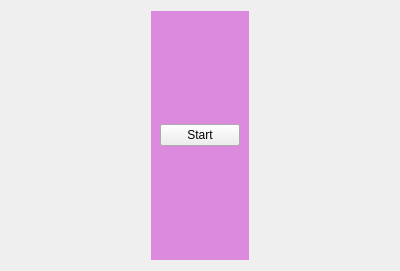
The window that resources/welcome_view.ui (mwegrzyn2311/TrafficSim) describes before a commit, drawn with Qt 5.
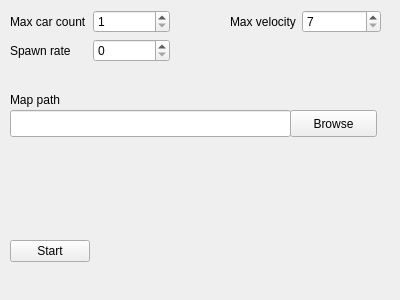
The same window after the commit.

Patch:
```diff
--- a/resources/welcome_view.ui
+++ b/resources/welcome_view.ui
@@ -7,7 +7,7 @@
     <x>0</x>
     <y>0</y>
     <width>400</width>
-    <height>271</height>
+    <height>300</height>
    </rect>
   </property>
   <property name="sizePolicy">
@@ -19,24 +19,47 @@
   <property name="windowTitle">
    <string>Form</string>
   </property>
-  <layout class="QGridLayout" name="gridLayout">
-   <item row="0" column="0">
     <widget class="QWidget" name="verticalWidget" native="true">
+   <property name="geometry">
+    <rect>
+     <x>10</x>
+     <y>216</y>
+     <width>381</width>
+     <height>71</height>
+    </rect>
+   </property>
      <property name="sizePolicy">
-      <sizepolicy hsizetype="Maximum" vsizetype="Maximum">
+    <sizepolicy hsizetype="Expanding" vsizetype="Expanding">
        <horstretch>0</horstretch>
        <verstretch>0</verstretch>
       </sizepolicy>
      </property>
+   <property name="layoutDirection">
+    <enum>Qt::RightToLeft</enum>
+   </property>
      <property name="styleSheet">
-      <string notr="true">#verticalWidget{
-background-color:rgb(220, 138, 221)
-}</string>
+    <string notr="true"/>
      </property>
      <layout class="QGridLayout" name="gridLayout_2">
       <property name="sizeConstraint">
        <enum>QLayout::SetMaximumSize</enum>
       </property>
+    <item row="6" column="0">
+     <spacer name="verticalSpacer_2">
+      <property name="orientation">
+       <enum>Qt::Vertical</enum>
+      </property>
+      <property name="sizeType">
+       <enum>QSizePolicy::Preferred</enum>
+      </property>
+      <property name="sizeHint" stdset="0">
+       <size>
+        <width>20</width>
+        <height>40</height>
+       </size>
+      </property>
+     </spacer>
+    </item>
       <item row="0" column="0">
        <spacer name="verticalSpacer">
         <property name="orientation">
@@ -53,7 +76,7 @@
         </property>
        </spacer>
       </item>
-      <item row="1" column="0">
+    <item row="4" column="0">
        <widget class="QPushButton" name="start">
         <property name="sizePolicy">
          <sizepolicy hsizetype="Maximum" vsizetype="Maximum">
@@ -67,31 +90,123 @@
           <height>0</height>
          </size>
         </property>
+      <property name="layoutDirection">
+       <enum>Qt::RightToLeft</enum>
+      </property>
         <property name="text">
          <string>Start</string>
         </property>
        </widget>
       </item>
-      <item row="2" column="0">
-       <spacer name="verticalSpacer_2">
-        <property name="orientation">
-         <enum>Qt::Vertical</enum>
-        </property>
-        <property name="sizeType">
-         <enum>QSizePolicy::Preferred</enum>
-        </property>
-        <property name="sizeHint" stdset="0">
-         <size>
-          <width>20</width>
-          <height>40</height>
-         </size>
-        </property>
-       </spacer>
-      </item>
-     </layout>
-    </widget>
-   </item>
-  </layout>
+   </layout>
+  </widget>
+  <widget class="QWidget" name="formLayoutWidget">
+   <property name="geometry">
+    <rect>
+     <x>10</x>
+     <y>10</y>
+     <width>160</width>
+     <height>71</height>
+    </rect>
+   </property>
+   <layout class="QFormLayout" name="formLayout">
+    <item row="0" column="0">
+     <widget class="QLabel" name="label">
+      <property name="text">
+       <string>Max car count</string>
+      </property>
+     </widget>
+    </item>
+    <item row="0" column="1">
+     <widget class="QSpinBox" name="max_car_count">
+      <property name="minimum">
+       <number>1</number>
+      </property>
+      <property name="maximum">
+       <number>300</number>
+      </property>
+      <property name="stepType">
+       <enum>QAbstractSpinBox::DefaultStepType</enum>
+      </property>
+     </widget>
+    </item>
+    <item row="1" column="0">
+     <widget class="QLabel" name="label_2">
+      <property name="text">
+       <string>Spawn rate</string>
+      </property>
+     </widget>
+    </item>
+    <item row="1" column="1">
+     <widget class="QSpinBox" name="spawn_rate"/>
+    </item>
+   </layout>
+  </widget>
+  <widget class="QWidget" name="formLayoutWidget_2">
+   <property name="geometry">
+    <rect>
+     <x>230</x>
+     <y>10</y>
+     <width>151</width>
+     <height>71</height>
+    </rect>
+   </property>
+   <layout class="QFormLayout" name="formLayout_2">
+    <item row="0" column="0">
+     <widget class="QLabel" name="label_3">
+      <property name="text">
+       <string>Max velocity</string>
+      </property>
+     </widget>
+    </item>
+    <item row="0" column="1">
+     <widget class="QSpinBox" name="max_velocity">
+      <property name="minimum">
+       <number>7</number>
+      </property>
+      <property name="maximum">
+       <number>15</number>
+      </property>
+     </widget>
+    </item>
+   </layout>
+  </widget>
+  <widget class="QLabel" name="label_4">
+   <property name="geometry">
+    <rect>
+     <x>10</x>
+     <y>90</y>
+     <width>66</width>
+     <height>19</height>
+    </rect>
+   </property>
+   <property name="text">
+    <string>Map path</string>
+   </property>
+  </widget>
+  <widget class="QPushButton" name="browse">
+   <property name="geometry">
+    <rect>
+     <x>290</x>
+     <y>110</y>
+     <width>87</width>
+     <height>27</height>
+    </rect>
+   </property>
+   <property name="text">
+    <string>Browse</string>
+   </property>
+  </widget>
+  <widget class="QLineEdit" name="map_path">
+   <property name="geometry">
+    <rect>
+     <x>10</x>
+     <y>110</y>
+     <width>281</width>
+     <height>27</height>
+    </rect>
+   </property>
+  </widget>
  </widget>
  <resources/>
  <connections>
```
Left out of the diff: 21 changed lines with no effect on the pictures. Lines whose indentation alone changed are shown as unchanged.
